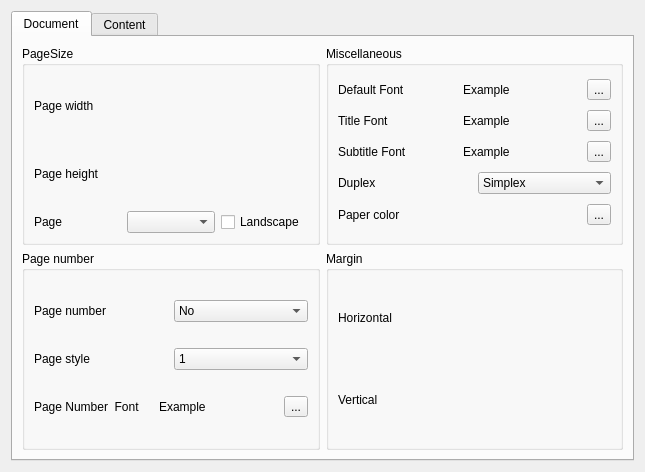
The window that ui/formconfig.ui (jpcima/chordv) describes before a commit, drawn with Qt 5.
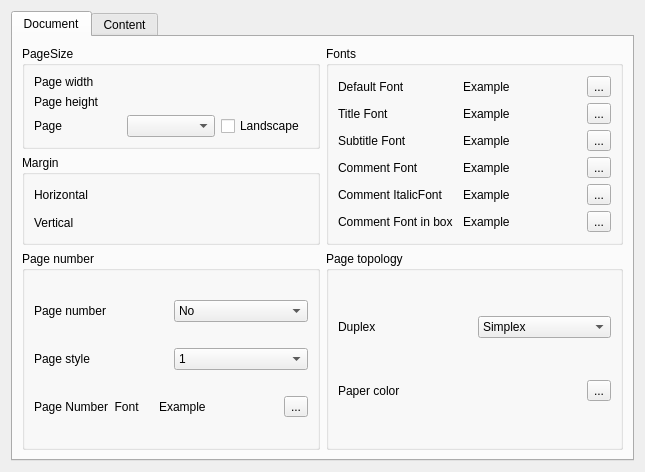
The same window after the commit. Custom widgets are drawn as their Qt base class.

```diff
--- a/ui/formconfig.ui
+++ b/ui/formconfig.ui
@@ -26,17 +26,19 @@
       <attribute name="title">
        <string>Document</string>
       </attribute>
-      <layout class="QHBoxLayout" name="horizontalLayout_34">
+      <layout class="QHBoxLayout" name="horizontalLayout_35">
        <item>
-        <layout class="QVBoxLayout" name="verticalLayout_15">
+        <layout class="QVBoxLayout" name="verticalLayout_20">
          <item>
-          <layout class="QHBoxLayout" name="horizontalLayout_33">
+          <layout class="QHBoxLayout" name="horizontalLayout_20">
+           <item>
+            <layout class="QVBoxLayout" name="verticalLayout_18">
            <item>
             <widget class="QGroupBox" name="groupBoxPageSize">
              <property name="title">
               <string>PageSize</string>
              </property>
-             <layout class="QHBoxLayout" name="horizontalLayout_20">
+               <layout class="QVBoxLayout" name="verticalLayout_17">
               <item>
                <layout class="QVBoxLayout" name="verticalLayout_4">
                 <item>
@@ -94,11 +96,54 @@
             </widget>
            </item>
            <item>
+              <widget class="QGroupBox" name="groupBoxMargin">
+               <property name="title">
+                <string>Margin</string>
+               </property>
+               <layout class="QVBoxLayout" name="verticalLayout_15">
+                <item>
+                 <layout class="QVBoxLayout" name="verticalLayout_9">
+                  <item>
+                   <layout class="QHBoxLayout" name="horizontalLayout_16">
+                    <item>
+                     <widget class="QLabel" name="labelMarginHorizontal">
+                      <property name="text">
+                       <string>Horizontal </string>
+                      </property>
+                     </widget>
+                    </item>
+                    <item>
+                     <widget class="SpinBoxUnit" name="spuHorizontalMargin" native="true"/>
+                    </item>
+                   </layout>
+                  </item>
+                  <item>
+                   <layout class="QHBoxLayout" name="horizontalLayout_17">
+                    <item>
+                     <widget class="QLabel" name="labelMarginVertical">
+                      <property name="text">
+                       <string>Vertical</string>
+                      </property>
+                     </widget>
+                    </item>
+                    <item>
+                     <widget class="SpinBoxUnit" name="spuVerticalMargin" native="true"/>
+                    </item>
+                   </layout>
+                  </item>
+                 </layout>
+                </item>
+               </layout>
+              </widget>
+             </item>
+            </layout>
+           </item>
+           <item>
             <widget class="QGroupBox" name="groupBoxMiscellaneous">
              <property name="title">
-              <string>Miscellaneous</string>
+              <string>Fonts</string>
              </property>
-             <layout class="QHBoxLayout" name="horizontalLayout_29">
+             <layout class="QVBoxLayout" name="verticalLayout_19">
               <item>
                <layout class="QVBoxLayout" name="verticalLayout_10">
                 <item>
@@ -152,7 +197,7 @@
                  </layout>
                 </item>
                 <item>
-                 <layout class="QHBoxLayout" name="horizontalLayout_4">
+                 <layout class="QHBoxLayout" name="horizontalLayout_28">
                   <item>
                    <widget class="QLabel" name="labelSubtitleFont">
                     <property name="text">
@@ -177,42 +222,74 @@
                  </layout>
                 </item>
                 <item>
-                 <layout class="QHBoxLayout" name="horizontalLayout_27">
+                 <layout class="QHBoxLayout" name="horizontalLayout_4">
                   <item>
-                   <widget class="QLabel" name="labelDuplex">
+                   <widget class="QLabel" name="labelCommentFont">
                     <property name="text">
-                     <string>Duplex</string>
+                     <string>Comment Font</string>
                     </property>
                    </widget>
                   </item>
                   <item>
-                   <widget class="QComboBox" name="comboBoxDuplex">
+                   <widget class="ExampleLabel" name="labelCommentFontExample">
+                    <property name="text">
+                     <string>Example</string>
+                    </property>
+                   </widget>
+                  </item>
                     <item>
+                   <widget class="FontButton" name="toolButtonCommentFont">
                      <property name="text">
-                      <string>Simplex</string>
-                     </property>
-                    </item>
+                     <string>...</string>
+                    </property>
+                   </widget>
+                  </item>
+                 </layout>
+                </item>
                     <item>
+                 <layout class="QHBoxLayout" name="horizontalLayout_34">
+                  <item>
+                   <widget class="QLabel" name="labelCommentItalicFont">
                      <property name="text">
-                      <string>Duplex</string>
-                     </property>
-                    </item>
+                     <string>Comment ItalicFont</string>
+                    </property>
+                   </widget>
+                  </item>
+                  <item>
+                   <widget class="ExampleLabel" name="labelCommentItalicFontExample">
+                    <property name="text">
+                     <string>Example</string>
+                    </property>
                    </widget>
                   </item>
+                  <item>
+                   <widget class="FontButton" name="toolButtonCommentItalicFont">
+                    <property name="text">
+                     <string>...</string>
+                    </property>
+                   </widget>
+                  </item>
                  </layout>
                 </item>
                 <item>
-                 <layout class="QHBoxLayout" name="horizontalLayout_13">
+                 <layout class="QHBoxLayout" name="horizontalLayout_29">
                   <item>
-                   <widget class="QLabel" name="labelPageColor">
+                   <widget class="QLabel" name="labelCommentBoxFont">
                     <property name="text">
-                     <string>Paper color</string>
+                     <string>Comment Font in box</string>
                     </property>
                    </widget>
                   </item>
                   <item>
-                   <widget class="ColorButton" name="colorButtonPaperColor">
+                   <widget class="ExampleLabel" name="labelCommentFontBoxExample">
                     <property name="text">
+                     <string>Example</string>
+                    </property>
+                   </widget>
+                  </item>
+                  <item>
+                   <widget class="FontButton" name="toolButtonCommentBoxFont">
+                    <property name="text">
                      <string>...</string>
                     </property>
                    </widget>
@@ -227,7 +304,7 @@
           </layout>
          </item>
          <item>
-          <layout class="QHBoxLayout" name="horizontalLayout_28">
+          <layout class="QHBoxLayout" name="horizontalLayout_33">
            <item>
             <widget class="QGroupBox" name="groupBoxPageNumber">
              <property name="title">
@@ -332,40 +409,51 @@
             </widget>
            </item>
            <item>
-            <widget class="QGroupBox" name="groupBoxMargin">
+            <widget class="QGroupBox" name="groupBox">
              <property name="title">
-              <string>Margin</string>
+              <string>Page topology</string>
              </property>
-             <layout class="QHBoxLayout" name="horizontalLayout_25">
+             <layout class="QVBoxLayout" name="verticalLayout_16">
               <item>
-               <layout class="QVBoxLayout" name="verticalLayout_9">
+               <layout class="QHBoxLayout" name="horizontalLayout_27">
                 <item>
-                 <layout class="QHBoxLayout" name="horizontalLayout_16">
-                  <item>
-                   <widget class="QLabel" name="labelMarginHorizontal">
+                 <widget class="QLabel" name="labelDuplex">
                     <property name="text">
-                     <string>Horizontal </string>
+                   <string>Duplex</string>
                     </property>
                    </widget>
                   </item>
                   <item>
-                   <widget class="SpinBoxUnit" name="spuHorizontalMargin" native="true"/>
+                 <widget class="QComboBox" name="comboBoxDuplex">
+                  <item>
+                   <property name="text">
+                    <string>Simplex</string>
+                   </property>
                   </item>
+                  <item>
+                   <property name="text">
+                    <string>Duplex</string>
+                   </property>
+                  </item>
+                 </widget>
+                </item>
                  </layout>
                 </item>
                 <item>
-                 <layout class="QHBoxLayout" name="horizontalLayout_17">
+               <layout class="QHBoxLayout" name="horizontalLayout_13">
                   <item>
-                   <widget class="QLabel" name="labelMarginVertical">
+                 <widget class="QLabel" name="labelPageColor">
                     <property name="text">
-                     <string>Vertical</string>
+                   <string>Paper color</string>
                     </property>
                    </widget>
                   </item>
                   <item>
-                   <widget class="SpinBoxUnit" name="spuVerticalMargin" native="true"/>
-                  </item>
-                 </layout>
+                 <widget class="ColorButton" name="colorButtonPaperColor">
+                  <property name="text">
+                   <string>...</string>
+                  </property>
+                 </widget>
                 </item>
                </layout>
               </item>
```
Lines whose indentation alone changed are shown as unchanged.
